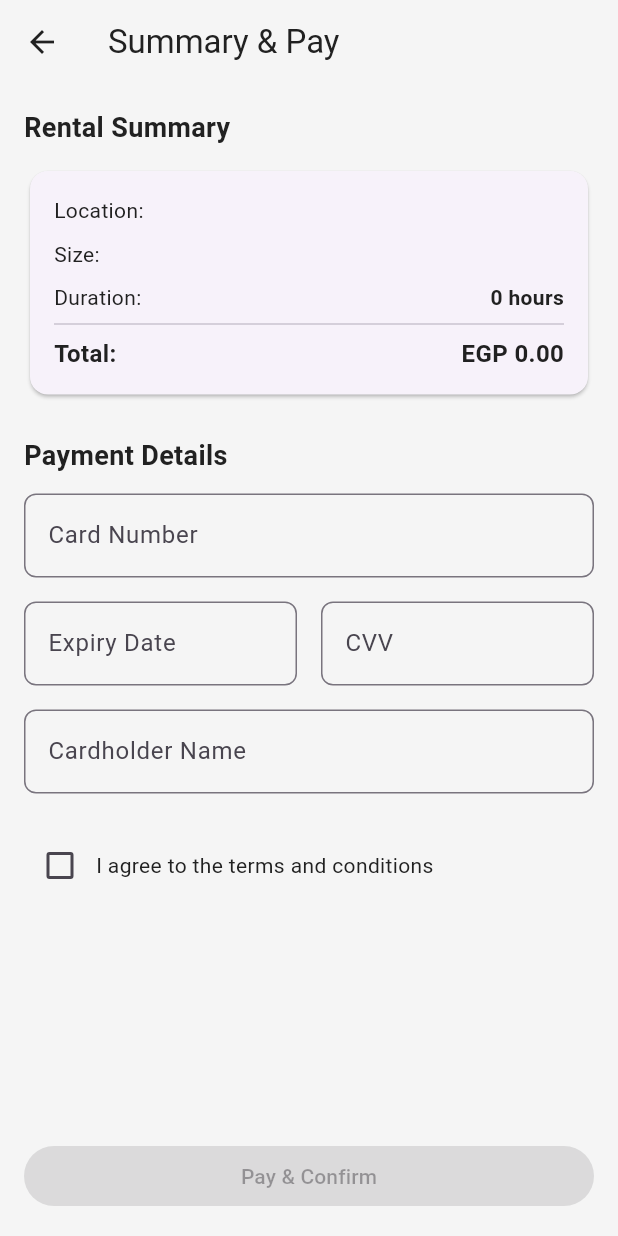
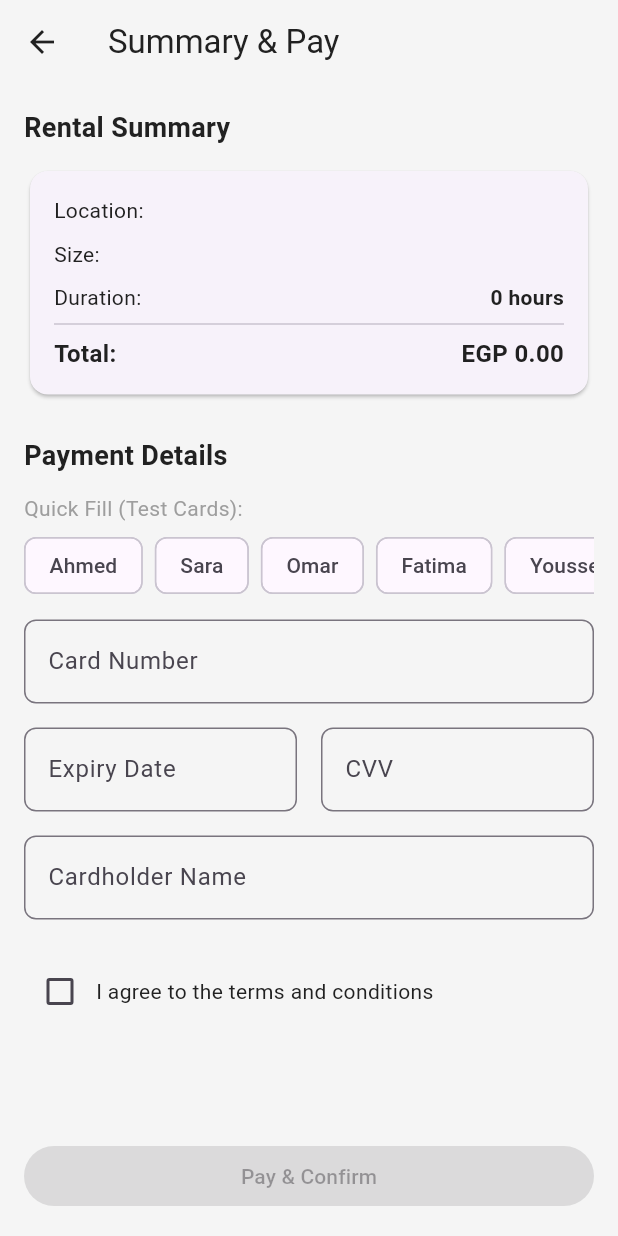
Before and after one commit to Hambozo17/LockSpot, a Flutter app: the MockPaymentScreen screen opened directly with empty values, on a phone screen of 412 x 824 dp. Run offline on Flutter 3.47's test engine with Material 3 defaults, Android fonts, the phone set to English and light mode, and no system bars; our stand-ins replace qr_flutter, shared_preferences; missing offline and left inert: qr_code_scanner_plus; accounts and stored records are empty; network calls fail.

Commit message:
Major app fixes: timers, payments, sorting, and more
- Fix remaining time display (immediate calculation, not random)
- Add 5 test payment card templates for easy checkout
- Fix sorting/filter buttons to actually work
- Add working search functionality
- Fix "Find lockers near you" button
- Update QR download page URL
- Improve timer initialization in rental detail screen
- Better payment validation before proceeding

```diff
--- a/lib/features/lockers/booking/mock_payment_screen.dart
+++ b/lib/features/lockers/booking/mock_payment_screen.dart
@@ -32,6 +32,38 @@ class _MockPaymentScreenState extends State<MockPaymentScreen> {
   final _nameController = TextEditingController();
   bool _agreedToTerms = false;
   bool _isLoading = false;
+  int _selectedCardTemplate = -1;
+
+  // Test card templates
+  final List<Map<String, String>> _cardTemplates = [
+    {'name': 'Ahmed Mohamed', 'number': '4242424242424242', 'expiry': '12/27', 'cvv': '123'},
+    {'name': 'Sara Ahmed', 'number': '5555555555554444', 'expiry': '06/28', 'cvv': '456'},
+    {'name': 'Omar Hassan', 'number': '4000056655665556', 'expiry': '09/26', 'cvv': '789'},
+    {'name': 'Fatima Ali', 'number': '5200828282828210', 'expiry': '03/29', 'cvv': '321'},
+    {'name': 'Youssef Mahmoud', 'number': '4111111111111111', 'expiry': '11/27', 'cvv': '654'},
+  ];
+
+  void _selectCardTemplate(int index) {
+    final template = _cardTemplates[index];
+    setState(() {
+      _selectedCardTemplate = index;
+      _cardNumberController.text = template['number']!;
+      _expiryController.text = template['expiry']!;
+      _cvvController.text = template['cvv']!;
+      _nameController.text = template['name']!;
+    });
+  }
+
+  String _formatCardNumber(String number) {
+    // Format as XXXX XXXX XXXX XXXX
+    final cleaned = number.replaceAll(' ', '');
+    final buffer = StringBuffer();
+    for (int i = 0; i < cleaned.length; i++) {
+      if (i > 0 && i % 4 == 0) buffer.write(' ');
+      buffer.write(cleaned[i]);
+    }
+    return buffer.toString();
+  }
 
   @override
   Widget build(BuildContext context) {
@@ -136,6 +168,32 @@ class _MockPaymentScreenState extends State<MockPaymentScreen> {
                     ),
                     const SizedBox(height: 12),
 
+                    // Test Card Templates
+                    const Text(
+                      'Quick Fill (Test Cards):',
+                      style: TextStyle(fontSize: 14, color: Colors.grey),
+                    ),
+                    const SizedBox(height: 8),
+                    SizedBox(
+                      height: 40,
+                      child: ListView.builder(
+                        scrollDirection: Axis.horizontal,
+                        itemCount: _cardTemplates.length,
+                        itemBuilder: (context, index) {
+                          final isSelected = _selectedCardTemplate == index;
+                          return Padding(
+                            padding: const EdgeInsets.only(right: 8),
+                            child: ChoiceChip(
+                              label: Text(_cardTemplates[index]['name']!.split(' ')[0]),
+                              selected: isSelected,
+                              onSelected: (_) => _selectCardTemplate(index),
+                            ),
+                          );
+                        },
+                      ),
+                    ),
+                    const SizedBox(height: 16),
+
                     TextField(
                       controller: _cardNumberController,
                       decoration: const InputDecoration(
@@ -204,7 +262,7 @@ class _MockPaymentScreenState extends State<MockPaymentScreen> {
             SizedBox(
               width: double.infinity,
               child: ElevatedButton(
-                onPressed: _agreedToTerms && !_isLoading
+                onPressed: _canProceed() && !_isLoading
                     ? _handlePayment
                     : null,
                 child: _isLoading
@@ -216,6 +274,14 @@ class _MockPaymentScreenState extends State<MockPaymentScreen> {
         ),
       ),
     );
+  }
+
+  bool _canProceed() {
+    return _agreedToTerms &&
+        _cardNumberController.text.replaceAll(' ', '').length >= 13 &&
+        _expiryController.text.length >= 4 &&
+        _cvvController.text.length >= 3 &&
+        _nameController.text.isNotEmpty;
   }
 
   Future<void> _handlePayment() async {
```
Also changed, not shown: lib/features/demo/demo_qr_screen.dart (+6 -6 lines), lib/features/home/home_screen.dart (+69 -10 lines), lib/features/lockers/active_rental_detail_screen.dart (+10 -0 lines), lib/features/lockers/active_rental_screen.dart (+19 -4 lines).
